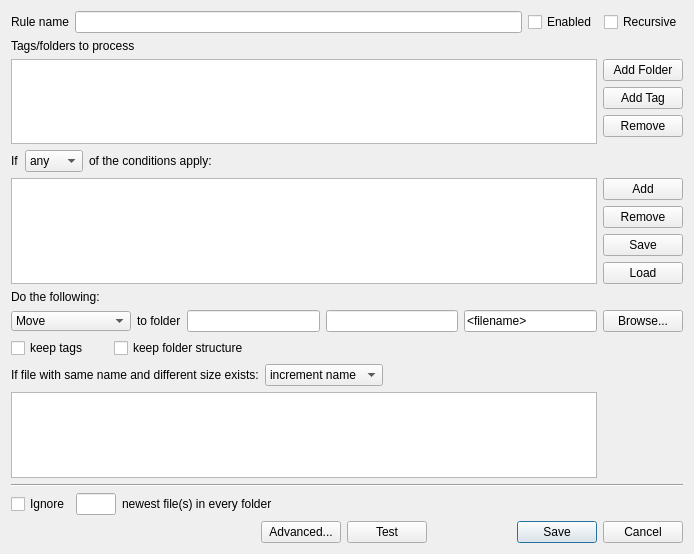
midnightdim/declutter, file ui/rule_edit_window.ui: the form before one commit.
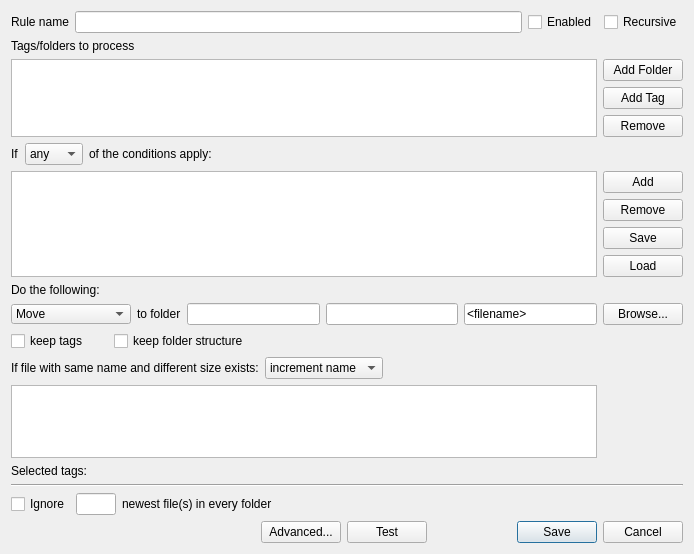
The form after the commit. Custom widgets are drawn as their Qt base class.

What changed in the file:
```diff
--- a/ui/rule_edit_window.ui
+++ b/ui/rule_edit_window.ui
@@ -24,72 +24,31 @@
   </property>
   <layout class="QGridLayout" name="gridLayout_2">
    <item row="1" column="0">
-    <layout class="QGridLayout" name="gridLayout" rowstretch="0,0,0,0,0,0,0,0,0,0,0,0">
-     <item row="1" column="0">
-      <widget class="QLabel" name="label_2">
-       <property name="text">
-        <string>Tags/folders to process</string>
-       </property>
-      </widget>
-     </item>
-     <item row="2" column="0">
-      <widget class="QListWidget" name="sourceListWidget">
-       <property name="sizePolicy">
-        <sizepolicy hsizetype="Expanding" vsizetype="Expanding">
-         <horstretch>200</horstretch>
-         <verstretch>0</verstretch>
-        </sizepolicy>
-       </property>
-      </widget>
-     </item>
-     <item row="2" column="1">
-      <layout class="QFormLayout" name="formLayout_3">
-       <item row="0" column="0">
-        <widget class="QPushButton" name="folderAddButton">
+    <layout class="QGridLayout" name="gridLayout" rowstretch="0,0,0,0,0,0,0,0,0,0,0,0,0">
+     <item row="7" column="0">
+      <layout class="QHBoxLayout" name="horizontalLayout_6" stretch="1,5">
+       <item>
+        <widget class="QCheckBox" name="keepTagsCheckBox">
          <property name="text">
-          <string>Add Folder</string>
+          <string>keep tags</string>
          </property>
         </widget>
        </item>
-       <item row="2" column="0">
-        <widget class="QPushButton" name="sourceRemoveButton">
+       <item>
+        <widget class="QCheckBox" name="keepFolderStructureCheckBox">
          <property name="text">
-          <string>Remove</string>
-         </property>
-        </widget>
-       </item>
-       <item row="1" column="0">
-        <widget class="QPushButton" name="tagAddButton">
-         <property name="text">
-          <string>Add Tag</string>
+          <string>keep folder structure</string>
          </property>
         </widget>
        </item>
       </layout>
      </item>
-     <item row="0" column="0" colspan="2">
-      <layout class="QHBoxLayout" name="horizontalLayout">
+     <item row="6" column="1">
+      <layout class="QHBoxLayout" name="horizontalLayout_5">
        <item>
-        <widget class="QLabel" name="label">
+        <widget class="QPushButton" name="folderBrowseButton">
          <property name="text">
-          <string>Rule name</string>
-         </property>
-        </widget>
-       </item>
-       <item>
-        <widget class="QLineEdit" name="ruleNameEdit"/>
-       </item>
-       <item>
-        <widget class="QCheckBox" name="enabledCheckBox">
-         <property name="text">
-          <string>Enabled</string>
-         </property>
-        </widget>
-       </item>
-       <item>
-        <widget class="QCheckBox" name="recursiveCheckBox">
-         <property name="text">
-          <string>Recursive</string>
+          <string>Browse...</string>
          </property>
         </widget>
        </item>
@@ -136,77 +95,6 @@
        </item>
       </layout>
      </item>
-     <item row="4" column="0">
-      <widget class="QListWidget" name="conditionListWidget"/>
-     </item>
-     <item row="4" column="1">
-      <layout class="QFormLayout" name="formLayout_7">
-       <item row="0" column="0">
-        <widget class="QPushButton" name="conditionAddButton">
-         <property name="text">
-          <string>Add</string>
-         </property>
-        </widget>
-       </item>
-       <item row="1" column="0">
-        <widget class="QPushButton" name="conditionRemoveButton">
-         <property name="text">
-          <string>Remove</string>
-         </property>
-        </widget>
-       </item>
-       <item row="2" column="0">
-        <widget class="QPushButton" name="conditionSaveButton">
-         <property name="text">
-          <string>Save</string>
-         </property>
-        </widget>
-       </item>
-       <item row="3" column="0">
-        <widget class="QPushButton" name="conditionLoadButton">
-         <property name="text">
-          <string>Load</string>
-         </property>
-        </widget>
-       </item>
-      </layout>
-     </item>
-     <item row="5" column="0">
-      <widget class="QLabel" name="label_5">
-       <property name="text">
-        <string>Do the following:</string>
-       </property>
-      </widget>
-     </item>
-     <item row="7" column="0">
-      <layout class="QHBoxLayout" name="horizontalLayout_6" stretch="1,5">
-       <item>
-        <widget class="QCheckBox" name="keepTagsCheckBox">
-         <property name="text">
-          <string>keep tags</string>
-         </property>
-        </widget>
-       </item>
-       <item>
-        <widget class="QCheckBox" name="keepFolderStructureCheckBox">
-         <property name="text">
-          <string>keep folder structure</string>
-         </property>
-        </widget>
-       </item>
-      </layout>
-     </item>
-     <item row="6" column="1">
-      <layout class="QHBoxLayout" name="horizontalLayout_5">
-       <item>
-        <widget class="QPushButton" name="folderBrowseButton">
-         <property name="text">
-          <string>Browse...</string>
-         </property>
-        </widget>
-       </item>
-      </layout>
-     </item>
      <item row="6" column="0">
       <layout class="QHBoxLayout" name="horizontalLayout_2" stretch="1,1,5,5,5,0">
        <item>
@@ -346,6 +234,128 @@
        </item>
       </layout>
      </item>
+     <item row="4" column="0">
+      <widget class="QListWidget" name="conditionListWidget"/>
+     </item>
+     <item row="4" column="1">
+      <layout class="QFormLayout" name="formLayout_7">
+       <item row="0" column="0">
+        <widget class="QPushButton" name="conditionAddButton">
+         <property name="text">
+          <string>Add</string>
+         </property>
+        </widget>
+       </item>
+       <item row="1" column="0">
+        <widget class="QPushButton" name="conditionRemoveButton">
+         <property name="text">
+          <string>Remove</string>
+         </property>
+        </widget>
+       </item>
+       <item row="2" column="0">
+        <widget class="QPushButton" name="conditionSaveButton">
+         <property name="text">
+          <string>Save</string>
+         </property>
+        </widget>
+       </item>
+       <item row="3" column="0">
+        <widget class="QPushButton" name="conditionLoadButton">
+         <property name="text">
+          <string>Load</string>
+         </property>
+        </widget>
+       </item>
+      </layout>
+     </item>
+     <item row="5" column="0">
+      <widget class="QLabel" name="label_5">
+       <property name="text">
+        <string>Do the following:</string>
+       </property>
+      </widget>
+     </item>
+     <item row="0" column="0" colspan="2">
+      <layout class="QHBoxLayout" name="horizontalLayout">
+       <item>
+        <widget class="QLabel" name="label">
+         <property name="text">
+          <string>Rule name</string>
+         </property>
+        </widget>
+       </item>
+       <item>
+        <widget class="QLineEdit" name="ruleNameEdit"/>
+       </item>
+       <item>
+        <widget class="QCheckBox" name="enabledCheckBox">
+         <property name="text">
+          <string>Enabled</string>
+         </property>
+        </widget>
+       </item>
+       <item>
+        <widget class="QCheckBox" name="recursiveCheckBox">
+         <property name="text">
+          <string>Recursive</string>
+         </property>
+        </widget>
+       </item>
+      </layout>
+     </item>
+     <item row="2" column="0">
+      <widget class="QListWidget" name="sourceListWidget">
+       <property name="sizePolicy">
+        <sizepolicy hsizetype="Expanding" vsizetype="Expanding">
+         <horstretch>200</horstretch>
+         <verstretch>0</verstretch>
+        </sizepolicy>
+       </property>
+      </widget>
+     </item>
+     <item row="11" column="0">
+      <widget class="TagTree" name="tagsView">
+       <property name="sizePolicy">
+        <sizepolicy hsizetype="MinimumExpanding" vsizetype="Expanding">
+         <horstretch>0</horstretch>
+         <verstretch>0</verstretch>
+        </sizepolicy>
+       </property>
+      </widget>
+     </item>
+     <item row="2" column="1">
+      <layout class="QFormLayout" name="formLayout_3">
+       <item row="0" column="0">
+        <widget class="QPushButton" name="folderAddButton">
+         <property name="text">
+          <string>Add Folder</string>
+         </property>
+        </widget>
+       </item>
+       <item row="2" column="0">
+        <widget class="QPushButton" name="sourceRemoveButton">
+         <property name="text">
+          <string>Remove</string>
+         </property>
+        </widget>
+       </item>
+       <item row="1" column="0">
+        <widget class="QPushButton" name="tagAddButton">
+         <property name="text">
+          <string>Add Tag</string>
+         </property>
+        </widget>
+       </item>
+      </layout>
+     </item>
+     <item row="1" column="0">
+      <widget class="QLabel" name="label_2">
+       <property name="text">
+        <string>Tags/folders to process</string>
+       </property>
+      </widget>
+     </item>
      <item row="10" column="0">
       <layout class="QHBoxLayout" name="horizontalLayout_7">
        <item>
@@ -384,13 +394,10 @@
        </item>
       </layout>
      </item>
-     <item row="11" column="0">
-      <widget class="QListWidget" name="tagsList">
-       <property name="sizePolicy">
-        <sizepolicy hsizetype="MinimumExpanding" vsizetype="Expanding">
-         <horstretch>0</horstretch>
-         <verstretch>0</verstretch>
-        </sizepolicy>
+     <item row="12" column="0">
+      <widget class="QLabel" name="selectedTagsLabel">
+       <property name="text">
+        <string>Selected tags:</string>
        </property>
       </widget>
      </item>
@@ -497,6 +504,13 @@
    </item>
   </layout>
  </widget>
+ <customwidgets>
+  <customwidget>
+   <class>TagTree</class>
+   <extends>QTreeView</extends>
+   <header location="global">tag_tree</header>
+  </customwidget>
+ </customwidgets>
  <resources/>
  <connections/>
 </ui>
```
